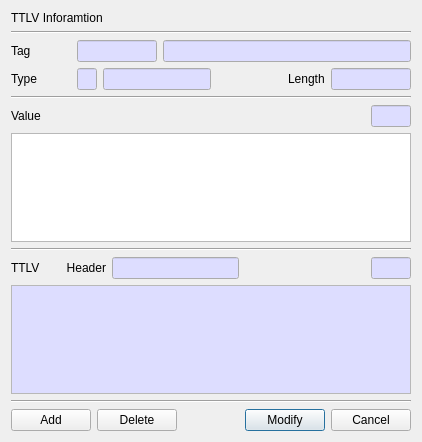
First picture: the form in BerEditor/edit_ttlv_dlg.ui, repository jykim74/BerEditor, before the edit.
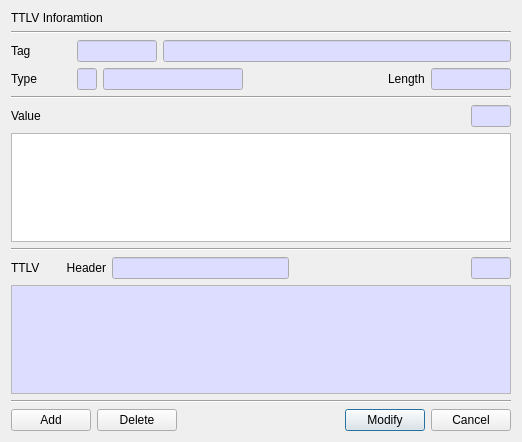
Second picture: the form after the edit.

What changed in the file:
```diff
--- a/BerEditor/edit_ttlv_dlg.ui
+++ b/BerEditor/edit_ttlv_dlg.ui
@@ -6,7 +6,7 @@
    <rect>
     <x>0</x>
     <y>0</y>
-    <width>422</width>
+    <width>518</width>
     <height>442</height>
    </rect>
   </property>
@@ -375,7 +375,14 @@
     </layout>
    </item>
    <item>
-    <widget class="QPlainTextEdit" name="mValueText"/>
+    <widget class="QPlainTextEdit" name="mValueText">
+     <property name="minimumSize">
+      <size>
+       <width>500</width>
+       <height>0</height>
+      </size>
+     </property>
+    </widget>
    </item>
    <item>
     <widget class="Line" name="line_4">
```
